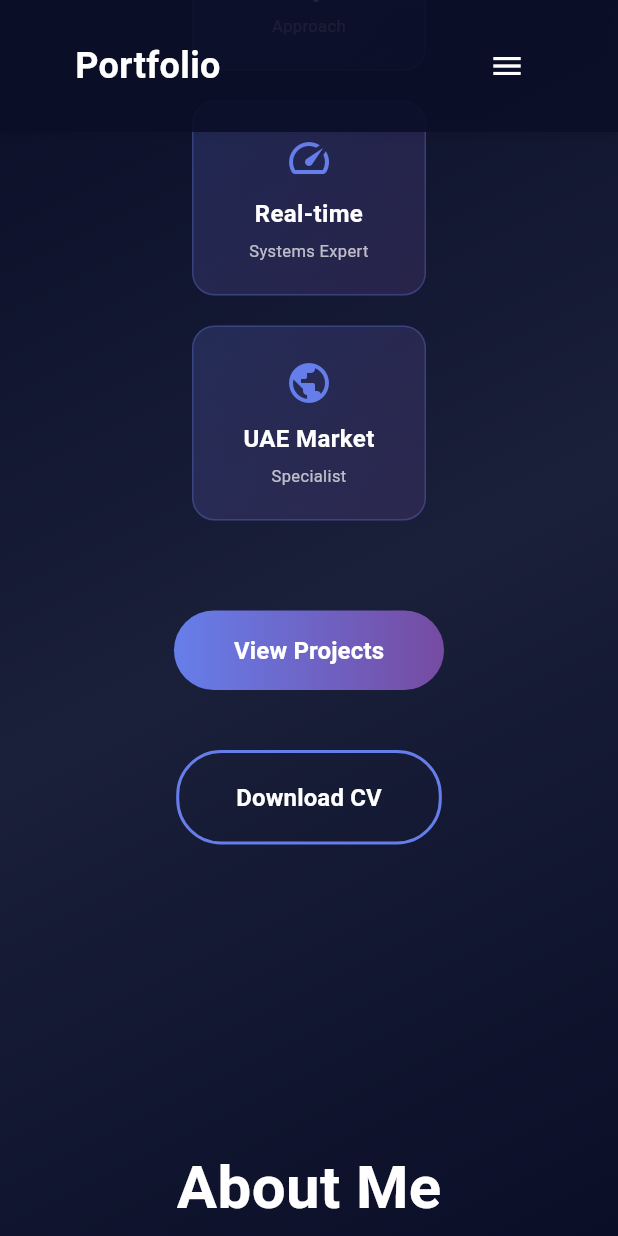
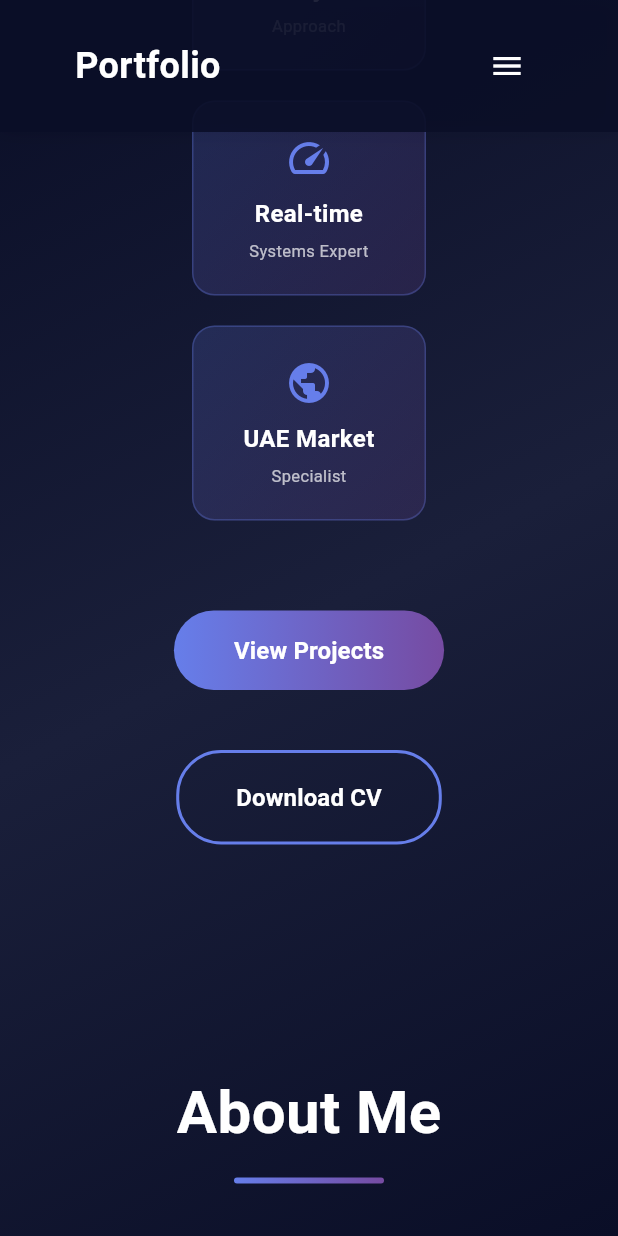
Before and after one commit to MahmoudSalem94/portfolio, a Flutter app: the screen it shows after launch, scrolled down 1152 dp, on a phone screen of 412 x 824 dp. Run offline on Flutter 3.47's test engine with Material 3 defaults, Android fonts, the phone set to English and light mode, and no system bars; Roboto replaces fonts that are missing (Poppins).

Commit message:
Update main.dart decrease the section space to 50

```diff
--- a/lib/main.dart
+++ b/lib/main.dart
@@ -255,7 +255,7 @@
     return Container(
       key: key,
 
-      padding: const EdgeInsets.only(left: 50, right: 50, top: 100,bottom:100), // Added top padding to avoid navbar
+      padding: const EdgeInsets.only(left: 50, right: 50, top: 100,bottom:50), // Added top padding to avoid navbar
       child: Center(
         child: LayoutBuilder(
           builder: (context, constraints) {
```
